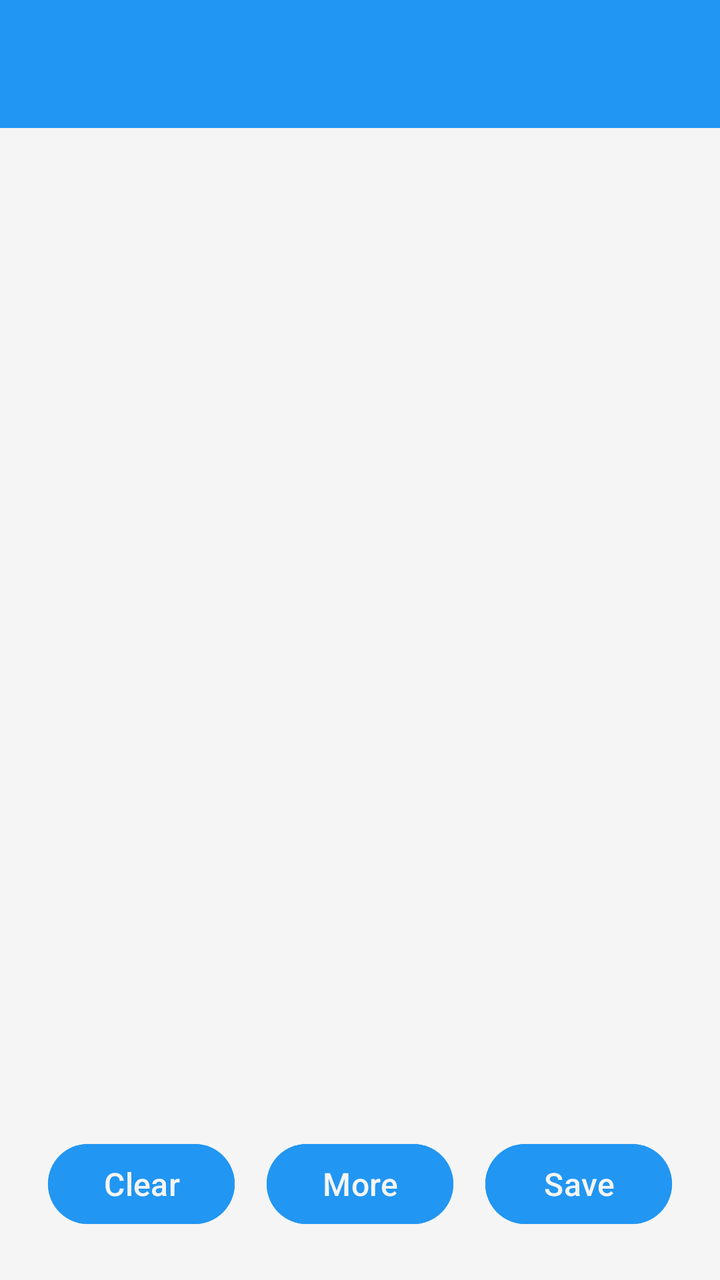
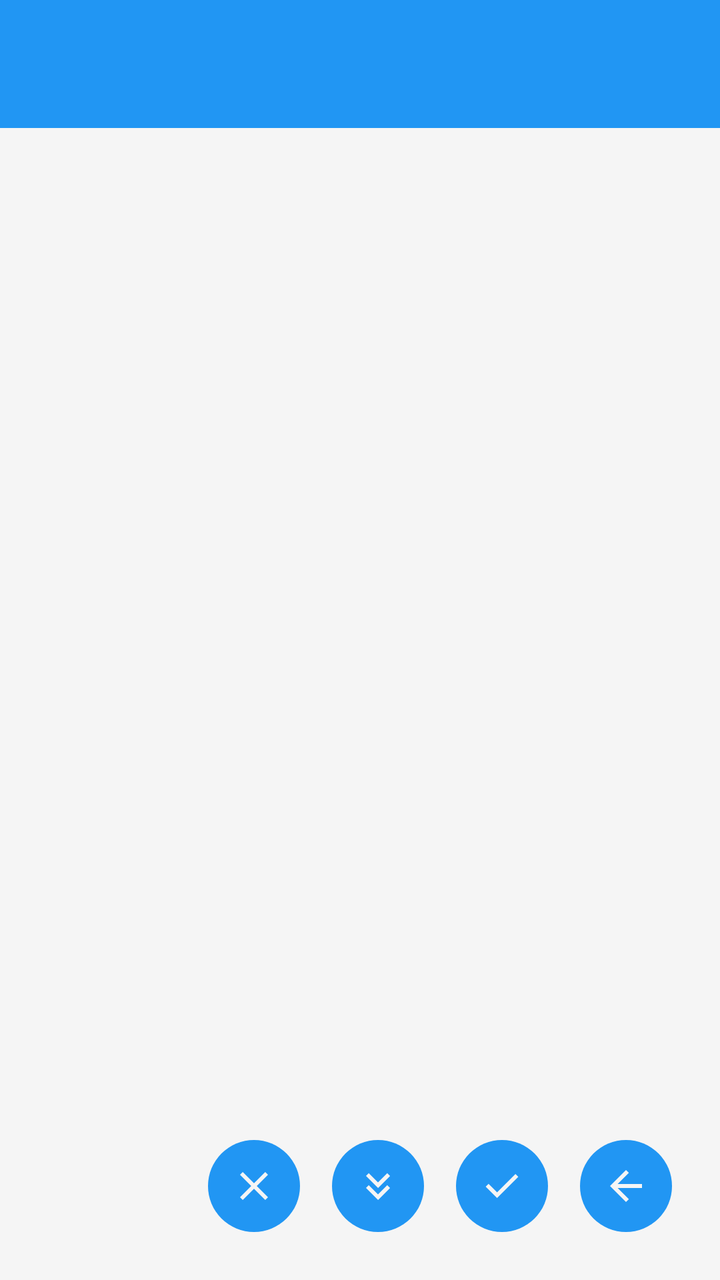

Screens rendered from an Android XML layout before and after an edit, with the pre-edit source and the edit as a unified diff.
<!-- AndroidManifest.xml: application theme Theme.Freer -->
<!-- res/layout/activity_random_new_keys.xml -->
<?xml version="1.0" encoding="utf-8"?>
<LinearLayout xmlns:android="http://schemas.android.com/apk/res/android"
    android:layout_width="match_parent"
    android:layout_height="match_parent"
    android:orientation="vertical"
    android:background="@color/main_background">

    <include layout="@layout/common_toolbar" />

    <ScrollView
        android:id="@+id/key_list_container"
        android:layout_width="match_parent"
        android:layout_height="0dp"
        android:layout_weight="7">

        <LinearLayout
            android:id="@+id/key_list"
            android:layout_width="match_parent"
            android:layout_height="wrap_content"
            android:orientation="vertical"
            android:padding="8dp"/>

    </ScrollView>

    <LinearLayout
        android:id="@+id/button_container"
        android:layout_width="match_parent"
        android:layout_height="wrap_content"
        android:orientation="horizontal"
        android:padding="16dp">

        <Button
            android:id="@+id/clear_button"
            style="@style/ButtonStyle"
            android:layout_width="0dp"
            android:layout_height="wrap_content"
            android:layout_weight="1"
            android:text="@string/clear" />

        <Button
            android:id="@+id/more_button"
            style="@style/ButtonStyle"
            android:layout_width="0dp"
            android:layout_height="wrap_content"
            android:layout_weight="1"
            android:layout_marginStart="8dp"
            android:layout_marginEnd="8dp"
            android:text="@string/more" />

        <Button
            android:id="@+id/save_button"
            style="@style/ButtonStyle"
            android:layout_width="0dp"
            android:layout_height="wrap_content"
            android:layout_weight="1"
            android:text="@string/save" />

    </LinearLayout>

</LinearLayout>
<!-- res/layout/common_toolbar.xml (included above) -->
<?xml version="1.0" encoding="utf-8"?>
<androidx.appcompat.widget.Toolbar xmlns:android="http://schemas.android.com/apk/res/android"
    xmlns:app="http://schemas.android.com/apk/res-auto"
    android:id="@+id/toolbar"
    android:layout_width="match_parent"
    android:layout_height="?attr/actionBarSize"
    android:background="@color/colorAccent"
    android:theme="@style/ThemeOverlay.Freer.Toolbar">

    <LinearLayout
        android:id="@+id/toolbar_fid_container"
        android:layout_width="wrap_content"
        android:layout_height="match_parent"
        android:layout_gravity="end"
        android:orientation="horizontal"
        android:gravity="center_vertical"
        android:paddingEnd="4dp"
        android:paddingStart="16dp"
        android:visibility="gone"
        android:clickable="true"
        android:focusable="true"
        android:background="?android:attr/selectableItemBackground">

        <TextView
            android:id="@+id/toolbar_fid_text"
            android:layout_width="wrap_content"
            android:layout_height="wrap_content"
            android:layout_marginEnd="8dp"
            android:text="FID123456789..."
            android:textColor="@android:color/white"
            android:textSize="14sp"
            android:maxLines="1"
            android:ellipsize="none" />

        <ImageView
            android:id="@+id/toolbar_avatar"
            android:layout_width="42dp"
            android:layout_height="42dp"
            android:background="@color/colorAccent"
            android:scaleType="centerCrop"
            android:contentDescription="@string/avatar" />

    </LinearLayout>

</androidx.appcompat.widget.Toolbar>
<!-- resources referenced by this layout -->
<resources>
  <color name="colorAccent">#2196F3</color>
  <color name="main_background">#F5F5F5</color>
  <string name="avatar">Avatar</string>
  <string name="clear">Clear</string>
  <string name="more">More</string>
  <string name="save">Save</string>
  <style name="ButtonStyle">
          <item name="android:textColor">@color/main_background</item>
          <item name="android:backgroundTint">@color/colorAccent</item>
          <item name="android:paddingStart">8dp</item>
          <item name="android:paddingEnd">8dp</item>
          <item name="android:paddingTop">8dp</item>
          <item name="android:paddingBottom">8dp</item>
          <item name="android:textSize">16sp</item>
          <item name="android:textAllCaps">false</item>
          <item name="android:layout_width">wrap_content</item>
          <item name="android:layout_height">@dimen/button_height</item>
          <item name="android:layout_weight">1</item>
          <item name="android:layout_marginStart">4dp</item>
          <item name="android:layout_marginEnd">4dp</item>
          <item name="android:layout_margin">8dp</item>
          <item name="android:layout_gravity">center</item>
      </style>
  <style name="ThemeOverlay.Freer.Toolbar" parent="ThemeOverlay.AppCompat.ActionBar">
          <item name="android:textColorPrimary">@color/main_background</item>
          <item name="android:textColorSecondary">@color/main_background</item>
      </style>
  <style name="Theme.Freer" parent="Base.Theme.Freer" />
  <dimen name="button_height">52dp</dimen>
  <style name="Base.Theme.Freer" parent="Theme.Material3.DayNight.NoActionBar">
          <item name="colorPrimary">#2196F3</item>
          <item name="colorAccent">#2196F3</item>
          <item name="android:windowBackground">#FFFFFF</item>
          
          <item name="android:windowLayoutInDisplayCutoutMode">shortEdges</item>
          <item name="android:enforceNavigationBarContrast">false</item>
          <item name="android:enforceStatusBarContrast">false</item>
          <item name="android:statusBarColor">@android:color/transparent</item>
          <item name="android:navigationBarColor">@android:color/transparent</item>
          <item name="android:windowLightStatusBar">true</item>
          <item name="android:windowLightNavigationBar">true</item>
      </style>
</resources>

<!-- the commit's change to res/layout/activity_random_new_keys.xml (unified diff, before → after) -->
@@ -27,33 +27,32 @@
         android:layout_width="match_parent"
         android:layout_height="wrap_content"
         android:orientation="horizontal"
-        android:padding="16dp">
+        android:padding="16dp"
+        android:gravity="end">
 
-        <Button
+        <ImageButton
             android:id="@+id/clear_button"
-            style="@style/ButtonStyle"
-            android:layout_width="0dp"
-            android:layout_height="wrap_content"
-            android:layout_weight="1"
-            android:text="@string/clear" />
+            style="@style/ImageButtonStyle"
+            android:src="@drawable/ic_clear"
+            android:contentDescription="@string/clear" />
 
-        <Button
-            android:id="@+id/more_button"
-            style="@style/ButtonStyle"
-            android:layout_width="0dp"
-            android:layout_height="wrap_content"
-            android:layout_weight="1"
-            android:layout_marginStart="8dp"
-            android:layout_marginEnd="8dp"
-            android:text="@string/more" />
+        <ImageButton
+            android:id="@+id/load_more_button"
+            style="@style/ImageButtonStyle"
+            android:src="@drawable/ic_more_down"
+            android:contentDescription="@string/more" />
 
-        <Button
+        <ImageButton
             android:id="@+id/save_button"
-            style="@style/ButtonStyle"
-            android:layout_width="0dp"
-            android:layout_height="wrap_content"
-            android:layout_weight="1"
-            android:text="@string/save" />
+            style="@style/ImageButtonStyle"
+            android:src="@drawable/ic_tick"
+            android:contentDescription="@string/save" />
+
+        <ImageButton
+            android:id="@+id/back_button"
+            style="@style/ImageButtonStyle"
+            android:src="@drawable/ic_back"
+            android:contentDescription="@string/back" />
 
     </LinearLayout>
 
@@ -65,7 +64,7 @@
     android:id="@+id/toolbar"
     android:layout_width="match_parent"
     android:layout_height="?attr/actionBarSize"
-    android:background="@color/colorAccent"
+    android:background="@color/accent"
     android:theme="@style/ThemeOverlay.Freer.Toolbar">
 
     <LinearLayout
@@ -74,30 +73,31 @@
         android:layout_height="match_parent"
         android:layout_gravity="end"
         android:orientation="horizontal"
-        android:gravity="center_vertical"
-        android:paddingEnd="4dp"
-        android:paddingStart="16dp"
+        android:gravity="end|center_vertical"
         android:visibility="gone"
         android:clickable="true"
         android:focusable="true"
+        android:paddingStart="8dp"
+        android:paddingEnd="16dp"
         android:background="?android:attr/selectableItemBackground">
 
         <TextView
             android:id="@+id/toolbar_fid_text"
-            android:layout_width="wrap_content"
+            android:layout_width="130dp"
             android:layout_height="wrap_content"
-            android:layout_marginEnd="8dp"
-            android:text="FID123456789..."
-            android:textColor="@android:color/white"
+            android:textColor="@color/main_background"
+            android:paddingStart="8dp"
+            android:paddingEnd="4dp"
             android:textSize="14sp"
             android:maxLines="1"
-            android:ellipsize="none" />
+            android:gravity="end"
+            android:ellipsize="middle" />
 
         <ImageView
             android:id="@+id/toolbar_avatar"
             android:layout_width="42dp"
             android:layout_height="42dp"
-            android:background="@color/colorAccent"
+            android:background="@color/accent"
             android:scaleType="centerCrop"
             android:contentDescription="@string/avatar" />
 
<!-- resource entries referenced after the edit -->
@@ -1,34 +1,75 @@
 <!-- resources referenced by this layout -->
 <resources>
-  <color name="colorAccent">#2196F3</color>
+  <color name="accent">#2196F3</color>
   <color name="main_background">#F5F5F5</color>
+  <!-- drawable ic_back (drawable) -->
+  <vector xmlns:android="http://schemas.android.com/apk/res/android"
+      android:width="24dp"
+      android:height="24dp"
+      android:viewportWidth="960"
+      android:viewportHeight="960">
+    <path
+        android:pathData="m313,520 l224,224 -57,56 -320,-320 320,-320 57,56 -224,224h487v80L313,520Z"
+        android:fillColor="@color/main_background"/>
+  </vector>
+  <!-- drawable ic_clear (drawable) -->
+  <?xml version="1.0" encoding="utf-8"?>
+  <vector xmlns:android="http://schemas.android.com/apk/res/android"
+      android:width="24dp"
+      android:height="24dp"
+      android:viewportWidth="24"
+      android:viewportHeight="24"
+      android:tint="@color/accent">
+      <path
+          android:fillColor="@color/text"
+          android:pathData="M19,6.41L17.59,5 12,10.59 6.41,5 5,6.41 10.59,12 5,17.59 6.41,19 12,13.41 17.59,19 19,17.59 13.41,12z"/>
+  </vector>
+  <!-- drawable ic_more_down (drawable) -->
+  <vector xmlns:android="http://schemas.android.com/apk/res/android"
+      android:width="24dp"
+      android:height="24dp"
+      android:viewportWidth="960"
+      android:viewportHeight="960">
+    <path
+        android:pathData="M480,760 L240,520l56,-56 184,183 184,-183 56,56 -240,240ZM480,520L240,280l56,-56 184,183 184,-183 56,56 -240,240Z"
+        android:fillColor="#000000"/>
+  </vector>
+  <!-- drawable ic_tick (drawable) -->
+  <vector xmlns:android="http://schemas.android.com/apk/res/android"
+      android:width="24dp"
+      android:height="24dp"
+      android:viewportWidth="960"
+      android:viewportHeight="960">
+    <path
+        android:pathData="M382,720 L154,492l57,-57 171,171 367,-367 57,57 -424,424Z"
+        android:fillColor="#75FB4C"/>
+  </vector>
   <string name="avatar">Avatar</string>
+  <string name="back">Back</string>
   <string name="clear">Clear</string>
   <string name="more">More</string>
   <string name="save">Save</string>
-  <style name="ButtonStyle">
-          <item name="android:textColor">@color/main_background</item>
-          <item name="android:backgroundTint">@color/colorAccent</item>
-          <item name="android:paddingStart">8dp</item>
-          <item name="android:paddingEnd">8dp</item>
-          <item name="android:paddingTop">8dp</item>
-          <item name="android:paddingBottom">8dp</item>
-          <item name="android:textSize">16sp</item>
-          <item name="android:textAllCaps">false</item>
-          <item name="android:layout_width">wrap_content</item>
-          <item name="android:layout_height">@dimen/button_height</item>
-          <item name="android:layout_weight">1</item>
-          <item name="android:layout_marginStart">4dp</item>
-          <item name="android:layout_marginEnd">4dp</item>
+  <style name="ImageButtonStyle">
+          <item name="android:layout_width">46dp</item>
+          <item name="android:layout_height">46dp</item>
           <item name="android:layout_margin">8dp</item>
-          <item name="android:layout_gravity">center</item>
+          <item name="android:background">@drawable/bg_round_accent</item>
+          <item name="android:tint">@color/main_background</item>
+          <item name="android:scaleType">centerInside</item>
+          <item name="android:padding">8dp</item>
       </style>
   <style name="ThemeOverlay.Freer.Toolbar" parent="ThemeOverlay.AppCompat.ActionBar">
           <item name="android:textColorPrimary">@color/main_background</item>
           <item name="android:textColorSecondary">@color/main_background</item>
       </style>
   <style name="Theme.Freer" parent="Base.Theme.Freer" />
-  <dimen name="button_height">52dp</dimen>
+  <color name="text">#000000</color>
+  <!-- drawable bg_round_accent (drawable) -->
+  <?xml version="1.0" encoding="utf-8"?>
+  <shape xmlns:android="http://schemas.android.com/apk/res/android"
+      android:shape="oval">
+      <solid android:color="@color/accent" />
+  </shape>
   <style name="Base.Theme.Freer" parent="Theme.Material3.DayNight.NoActionBar">
           <item name="colorPrimary">#2196F3</item>
           <item name="colorAccent">#2196F3</item>
